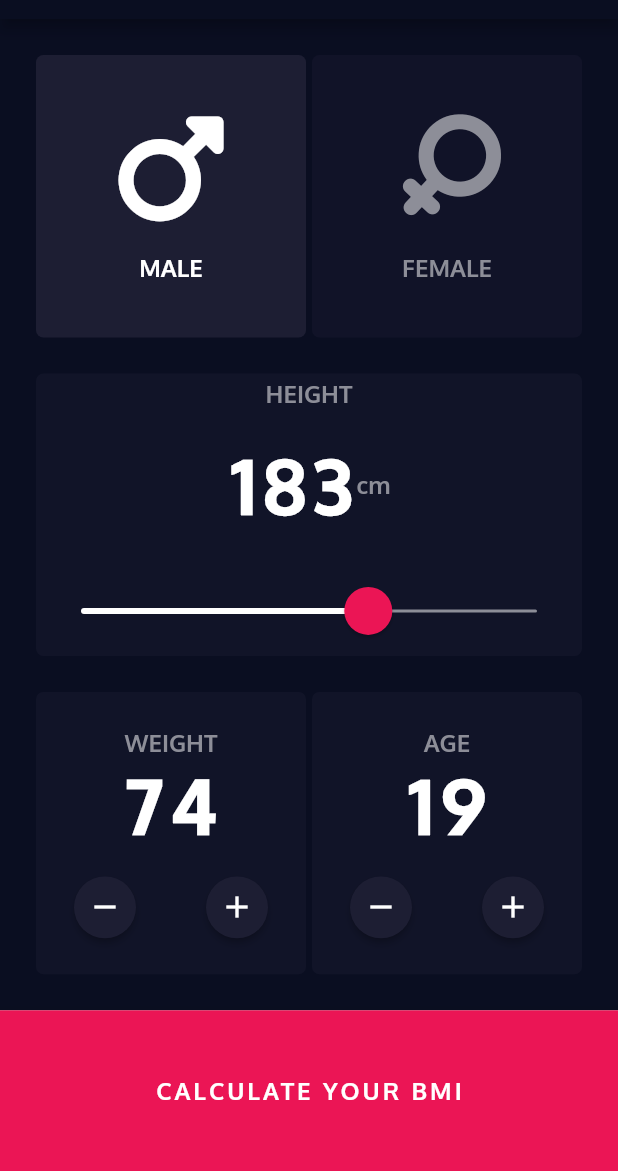
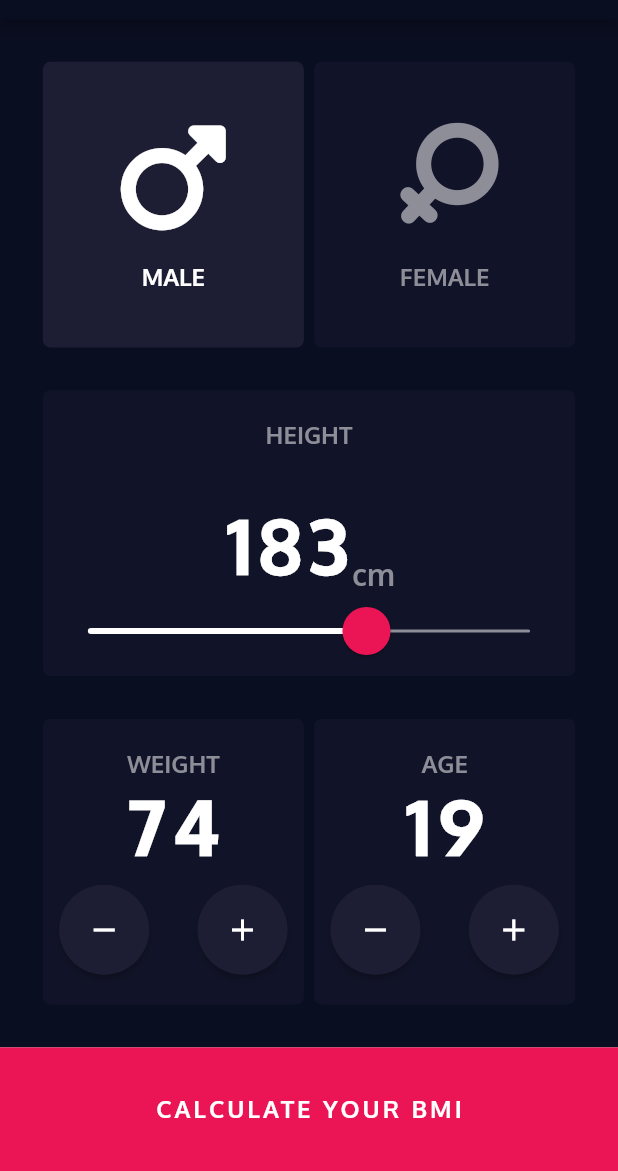
Before and after one commit to its-me-mahmud/bmi_calculator, a Flutter app: the screen it shows after launch, on a phone screen of 412 x 824 dp, the part 65-1236 px from its top. Run offline on Flutter 3.47's test engine with Material 2 defaults, Android fonts, the phone set to English and light mode, and no system bars; our stand-ins replace font_awesome_flutter, shared_preferences.

Commit message:
Fix: Renderflex overflow at counter button

```diff
--- a/lib/pages/home_page.dart
+++ b/lib/pages/home_page.dart
@@ -25,8 +25,12 @@ class HomePage extends StatelessWidget {
         title: const Text(Strings.appTitle),
       ),
       drawer: const AppDrawer(),
-      body: Padding(
-        padding: const EdgeInsets.all(24),
+      body: LayoutBuilder(
+        builder: (context, constraints) {
+          final width = constraints.maxWidth;
+          final height = constraints.maxHeight;
+          return Padding(
+            padding: EdgeInsets.all(height / 24),
             child: Column(
               crossAxisAlignment: CrossAxisAlignment.stretch,
               children: [
@@ -51,7 +55,7 @@ class HomePage extends StatelessWidget {
                           },
                         ),
                       ),
-                  const SizedBox(width: 4),
+                      SizedBox(width: width / 60),
                       Expanded(
                         child: GestureDetector(
                           child: ReusableCard(
@@ -74,13 +78,14 @@ class HomePage extends StatelessWidget {
                     ],
                   ),
                 ),
-            const SizedBox(height: 24),
+                SizedBox(height: height / 24),
                 Expanded(
                   child: ReusableCard(
                     color: Styles.secondaryColor,
                     child: Column(
                       mainAxisAlignment: MainAxisAlignment.center,
                       children: [
+                        SizedBox(height: height / 44),
                         Text(
                           Strings.height,
                           style: Styles.primaryTextTheme.headline6,
@@ -88,7 +93,7 @@ class HomePage extends StatelessWidget {
                         Expanded(
                           child: Row(
                             mainAxisAlignment: MainAxisAlignment.center,
-                        // crossAxisAlignment: CrossAxisAlignment.baseline,
+                            crossAxisAlignment: CrossAxisAlignment.end,
                             children: [
                               Text(
                                 '${watch.height.round()}',
@@ -96,12 +101,12 @@ class HomePage extends StatelessWidget {
                               ),
                               Text(
                                 Strings.cm,
-                            style: Styles.primaryTextTheme.headline6,
+                                style: Styles.primaryTextTheme.headline6
+                                    ?.copyWith(fontSize: 20),
                               ),
                             ],
                           ),
                         ),
-                    const SizedBox(height: 8),
                         Slider(
                           min: 120,
                           max: 220,
@@ -114,7 +119,7 @@ class HomePage extends StatelessWidget {
                     ),
                   ),
                 ),
-            const SizedBox(height: 24),
+                SizedBox(height: height / 24),
                 Expanded(
                   child: Row(
                     children: [
@@ -126,7 +131,7 @@ class HomePage extends StatelessWidget {
                           decrement: watch.decrementWeight,
                         ),
                       ),
-                  const SizedBox(width: 4),
+                      SizedBox(width: width / 60),
                       Expanded(
                         child: CounterButton(
                           title: Strings.age,
@@ -140,6 +145,8 @@ class HomePage extends StatelessWidget {
                 ),
               ],
             ),
+          );
+        },
       ),
       bottomNavigationBar: BottomButton(
         title: Strings.calculateBmi,
--- a/lib/widgets/bottom_button.dart
+++ b/lib/widgets/bottom_button.dart
@@ -18,11 +18,10 @@ class BottomButton extends StatelessWidget {
       child: GestureDetector(
         onTap: onTap,
         child: FractionallySizedBox(
-          heightFactor: 0.13,
+          heightFactor: 0.1,
           child: Container(
             alignment: Alignment.center,
             color: Styles.buttonColor,
-            padding: const EdgeInsets.symmetric(horizontal: 32, vertical: 16),
             child: Text(title, style: Styles.primaryTextTheme.button),
           ),
         ),
--- a/lib/widgets/counter_button.dart
+++ b/lib/widgets/counter_button.dart
@@ -19,12 +19,20 @@ class CounterButton extends StatelessWidget {
 
   @override
   Widget build(BuildContext context) {
+    return LayoutBuilder(
+      builder: (context, constraints) {
+        final width = constraints.maxWidth;
+        final height = constraints.maxHeight;
         return ReusableCard(
-      padding: const EdgeInsets.symmetric(horizontal: 16, vertical: 24),
+          padding: EdgeInsets.symmetric(
+            horizontal: width / 16,
+            vertical: height / 24,
+          ),
           color: Styles.secondaryColor,
           child: Column(
             mainAxisAlignment: MainAxisAlignment.center,
             children: [
+              SizedBox(height: height / 16),
               Text(
                 title,
                 style: Styles.primaryTextTheme.headline6,
@@ -33,7 +41,6 @@ class CounterButton extends StatelessWidget {
                 '$value',
                 style: Styles.primaryTextTheme.headline1,
               ),
-          const SizedBox(height: 16),
               Expanded(
                 child: Row(
                   mainAxisAlignment: MainAxisAlignment.spaceBetween,
@@ -49,8 +56,11 @@ class CounterButton extends StatelessWidget {
                   ],
                 ),
               ),
+              SizedBox(height: height / 44),
             ],
           ),
         );
+      },
+    );
   }
 }
--- a/lib/widgets/rounded_icon_button.dart
+++ b/lib/widgets/rounded_icon_button.dart
@@ -19,7 +19,7 @@ class RoundedIconButton extends StatelessWidget {
       fillColor: Styles.activeColor,
       splashColor: Styles.buttonColor,
       shape: const CircleBorder(),
-      constraints: const BoxConstraints.tightFor(height: 60, width: 60),
+      constraints: const BoxConstraints.expand(height: 60, width: 60),
       child: Icon(icon, color: Styles.white),
     );
   }
```
Also changed, not shown: lib/pages/result_page.dart (+20 -14 lines). Lines whose indentation alone changed are shown as unchanged.
